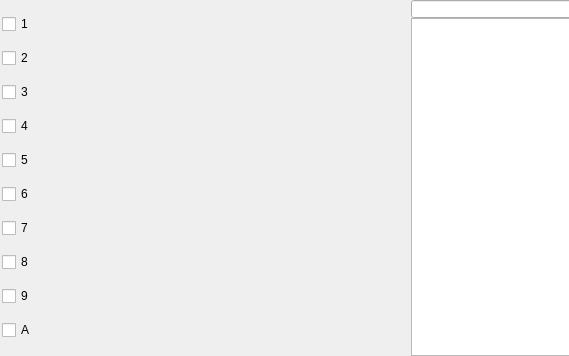
kmatheussen/radium, file Qt/qt4_sample_requester_widget.ui: the form before one commit; both pictures show x 0 to 569 and y 0 to 356 of the 821 by 356 pixel window.
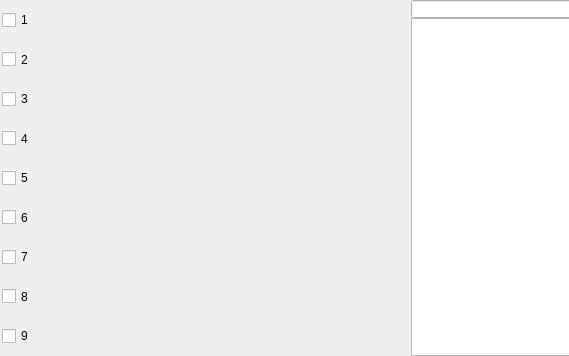
The form after the commit.

Commit message: on second thought, there was actually not room for a tenth bookmark button. Instead expand the remaining buttons vertically to fill the gaps

```diff
--- a/Qt/qt4_sample_requester_widget.ui
+++ b/Qt/qt4_sample_requester_widget.ui
@@ -38,9 +38,15 @@
    <item>
     <layout class="QHBoxLayout" name="horizontalLayout">
      <item>
-      <layout class="QVBoxLayout" name="verticalLayout_2" stretch="0,0,0,0,0,0,0,0,0,0">
+      <layout class="QVBoxLayout" name="verticalLayout_2" stretch="0,0,0,0,0,0,0,0,0">
        <item>
         <widget class="QCheckBox" name="bookmark1">
+         <property name="sizePolicy">
+          <sizepolicy hsizetype="Minimum" vsizetype="Expanding">
+           <horstretch>0</horstretch>
+           <verstretch>0</verstretch>
+          </sizepolicy>
+         </property>
          <property name="text">
           <string>1</string>
          </property>
@@ -51,6 +57,12 @@
        </item>
        <item>
         <widget class="QCheckBox" name="bookmark2">
+         <property name="sizePolicy">
+          <sizepolicy hsizetype="Minimum" vsizetype="Expanding">
+           <horstretch>0</horstretch>
+           <verstretch>0</verstretch>
+          </sizepolicy>
+         </property>
          <property name="text">
           <string>2</string>
          </property>
@@ -61,6 +73,12 @@
        </item>
        <item>
         <widget class="QCheckBox" name="bookmark3">
+         <property name="sizePolicy">
+          <sizepolicy hsizetype="Minimum" vsizetype="Expanding">
+           <horstretch>0</horstretch>
+           <verstretch>0</verstretch>
+          </sizepolicy>
+         </property>
          <property name="text">
           <string>3</string>
          </property>
@@ -71,6 +89,12 @@
        </item>
        <item>
         <widget class="QCheckBox" name="bookmark4">
+         <property name="sizePolicy">
+          <sizepolicy hsizetype="Minimum" vsizetype="Expanding">
+           <horstretch>0</horstretch>
+           <verstretch>0</verstretch>
+          </sizepolicy>
+         </property>
          <property name="text">
           <string>4</string>
          </property>
@@ -81,6 +105,12 @@
        </item>
        <item>
         <widget class="QCheckBox" name="bookmark5">
+         <property name="sizePolicy">
+          <sizepolicy hsizetype="Minimum" vsizetype="Expanding">
+           <horstretch>0</horstretch>
+           <verstretch>0</verstretch>
+          </sizepolicy>
+         </property>
          <property name="text">
           <string>5</string>
          </property>
@@ -91,6 +121,12 @@
        </item>
        <item>
         <widget class="QCheckBox" name="bookmark6">
+         <property name="sizePolicy">
+          <sizepolicy hsizetype="Minimum" vsizetype="Expanding">
+           <horstretch>0</horstretch>
+           <verstretch>0</verstretch>
+          </sizepolicy>
+         </property>
          <property name="text">
           <string>6</string>
          </property>
@@ -101,6 +137,12 @@
        </item>
        <item>
         <widget class="QCheckBox" name="bookmark7">
+         <property name="sizePolicy">
+          <sizepolicy hsizetype="Minimum" vsizetype="Expanding">
+           <horstretch>0</horstretch>
+           <verstretch>0</verstretch>
+          </sizepolicy>
+         </property>
          <property name="text">
           <string>7</string>
          </property>
@@ -111,6 +153,12 @@
        </item>
        <item>
         <widget class="QCheckBox" name="bookmark8">
+         <property name="sizePolicy">
+          <sizepolicy hsizetype="Minimum" vsizetype="Expanding">
+           <horstretch>0</horstretch>
+           <verstretch>0</verstretch>
+          </sizepolicy>
+         </property>
          <property name="text">
           <string>8</string>
          </property>
@@ -121,6 +169,12 @@
        </item>
        <item>
         <widget class="QCheckBox" name="bookmark9">
+         <property name="sizePolicy">
+          <sizepolicy hsizetype="Minimum" vsizetype="Expanding">
+           <horstretch>0</horstretch>
+           <verstretch>0</verstretch>
+          </sizepolicy>
+         </property>
          <property name="text">
           <string>9</string>
          </property>
@@ -129,16 +183,6 @@
          </attribute>
         </widget>
        </item>
-       <item>
-        <widget class="QCheckBox" name="bookmarkA">
-         <property name="text">
-          <string>A</string>
-         </property>
-         <attribute name="buttonGroup">
-          <string notr="true">buttonGroup</string>
-         </attribute>
-        </widget>
-       </item>
       </layout>
      </item>
      <item>
```
The commit also changes 1 other file.
